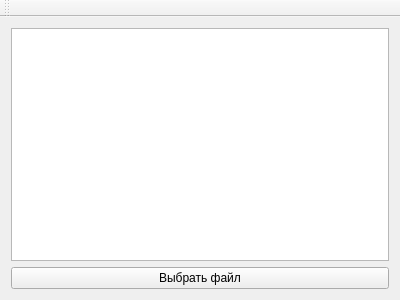
First picture: the form in qt/mainwindow.ui, repository ojomio/mz, before the edit.
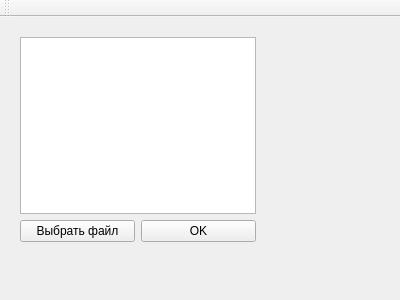
Second picture: the form after the edit.

Patch:
```diff
--- a/qt/mainwindow.ui
+++ b/qt/mainwindow.ui
@@ -14,18 +14,39 @@
    <string>MainWindow</string>
   </property>
   <widget class="QWidget" name="centralWidget">
+   <widget class="QWidget" name="">
+    <property name="geometry">
+     <rect>
+      <x>9</x>
+      <y>9</y>
+      <width>258</width>
+      <height>227</height>
+     </rect>
+    </property>
    <layout class="QVBoxLayout" name="verticalLayout">
     <item>
      <widget class="QListWidget" name="listWidget"/>
     </item>
     <item>
+      <layout class="QHBoxLayout" name="horizontalLayout_2">
+       <item>
      <widget class="QPushButton" name="btnBrowse">
       <property name="text">
        <string>Выбрать файл</string>
       </property>
      </widget>
     </item>
-   </layout>
+       <item>
+        <widget class="QPushButton" name="btnBrowse_2">
+         <property name="text">
+          <string>OK</string>
+         </property>
+        </widget>
+       </item>
+      </layout>
+     </item>
+    </layout>
+   </widget>
   </widget>
   <widget class="QToolBar" name="mainToolBar">
    <attribute name="toolBarArea">
```
Lines whose indentation alone changed are shown as unchanged.
